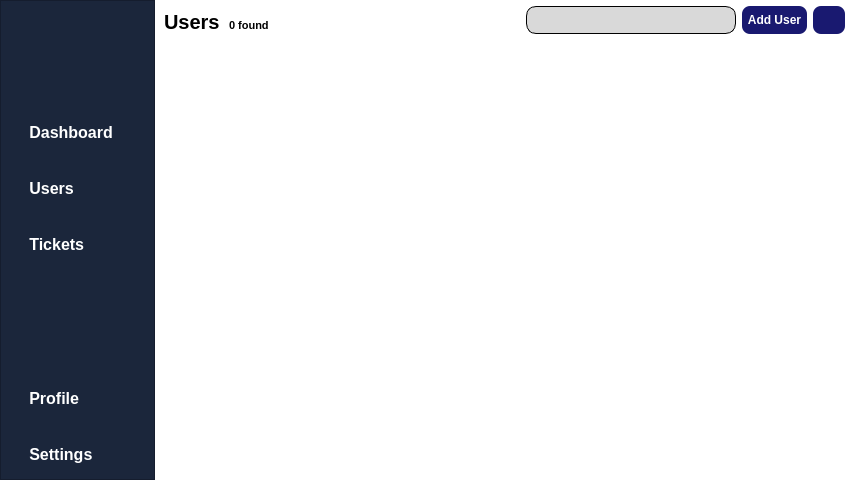
Qt form forms/FaroBT.ui (VogelPapaFinn/FaroBT) before a commit.
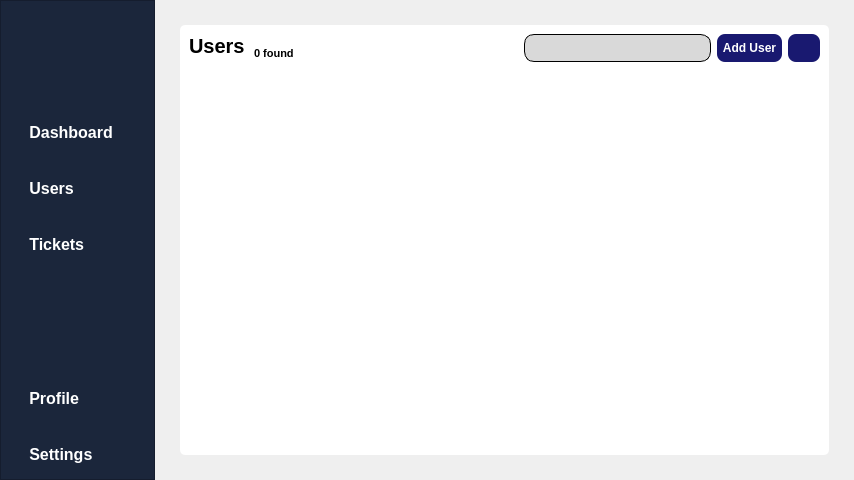
The same form after that commit. Icons and pictures are not drawn. Custom widgets are drawn as their Qt base class.

Commit message: Working on the User Site

```diff
--- a/forms/FaroBT.ui
+++ b/forms/FaroBT.ui
@@ -383,52 +383,50 @@
         </item>
        </layout>
       </widget>
-      <widget class="QWidget" name="user_site">
+      <widget class="QWidget" name="user_site_widget">
        <property name="styleSheet">
-        <string notr="true">#user_site
-{
-	background-color: white;
-}</string>
+        <string notr="true"/>
        </property>
        <layout class="QVBoxLayout" name="verticalLayout_4">
-        <property name="spacing">
-         <number>0</number>
-        </property>
         <property name="leftMargin">
-         <number>0</number>
+         <number>25</number>
         </property>
         <property name="topMargin">
-         <number>0</number>
+         <number>25</number>
         </property>
         <property name="rightMargin">
-         <number>0</number>
+         <number>25</number>
         </property>
         <property name="bottomMargin">
-         <number>0</number>
+         <number>25</number>
         </property>
         <item>
-         <widget class="QFrame" name="list_header">
-          <property name="sizePolicy">
-           <sizepolicy hsizetype="Preferred" vsizetype="Maximum">
-            <horstretch>0</horstretch>
-            <verstretch>0</verstretch>
-           </sizepolicy>
+         <widget class="UserSite" name="user_site">
+          <property name="styleSheet">
+           <string notr="true">#user_site
+{
+	background-color: white;
+	border-radius: 5px;
+}</string>
+          </property>
+          <property name="frameShape">
+           <enum>QFrame::StyledPanel</enum>
+          </property>
+          <property name="frameShadow">
+           <enum>QFrame::Raised</enum>
           </property>
           <layout class="QVBoxLayout" name="verticalLayout_3">
-           <property name="spacing">
-            <number>0</number>
-           </property>
            <property name="leftMargin">
             <number>0</number>
            </property>
            <property name="topMargin">
-            <number>6</number>
+            <number>9</number>
            </property>
            <property name="rightMargin">
             <number>0</number>
            </property>
            <property name="bottomMargin">
-            <number>6</number>
+            <number>0</number>
            </property>
            <item>
             <layout class="QHBoxLayout" name="header_table">
@@ -441,7 +439,7 @@
              <property name="rightMargin">
               <number>9</number>
              </property>
-             <item alignment="Qt::AlignBottom">
+             <item alignment="Qt::AlignTop">
               <widget class="QLabel" name="users_title">
                <property name="sizePolicy">
                 <sizepolicy hsizetype="Maximum" vsizetype="Preferred">
@@ -722,64 +720,45 @@
              </item>
             </layout>
            </item>
-          </layout>
-         </widget>
-        </item>
-        <item>
-         <widget class="QScrollArea" name="table_scroll_area">
-          <property name="styleSheet">
-           <string notr="true">#table_scroll_area
+           <item>
+            <widget class="QTableView" name="table_view">
+             <property name="focusPolicy">
+              <enum>Qt::NoFocus</enum>
+             </property>
+             <property name="autoFillBackground">
+              <bool>false</bool>
+             </property>
+             <property name="styleSheet">
+              <string notr="true">#table_view
 {
+	background-color: transparent;
 	border: none;
-}</string>
-          </property>
-          <property name="widgetResizable">
-           <bool>true</bool>
-          </property>
-          <widget class="QWidget" name="scroll_area_data_container">
-           <property name="geometry">
-            <rect>
-             <x>0</x>
-             <y>0</y>
-             <width>699</width>
-             <height>438</height>
-            </rect>
-           </property>
-           <property name="styleSheet">
-            <string notr="true">#scroll_area_data_container
+}
+
+#table_view::item
 {
-	background-color: white;
-}</string>
-           </property>
-           <layout class="QVBoxLayout" name="scroll_area_data_container_layout">
-            <property name="spacing">
-             <number>0</number>
-            </property>
-            <property name="leftMargin">
-             <number>0</number>
-            </property>
-            <property name="topMargin">
-             <number>0</number>
-            </property>
-            <property name="rightMargin">
-             <number>0</number>
-            </property>
-            <property name="bottomMargin">
-             <number>0</number>
-            </property>
-            <item>
-             <widget class="QTableView" name="table_view">
-              <property name="styleSheet">
-               <string notr="true">#table_view
+	border: 0px;
+	padding-left: 12px;
+}
+
+#table_view::item:selected
 {
-	border: none;
+	background-color: #add8e6;
 }
 </string>
-              </property>
-             </widget>
-            </item>
-           </layout>
-          </widget>
+             </property>
+             <property name="showGrid">
+              <bool>false</bool>
+             </property>
+             <property name="sortingEnabled">
+              <bool>false</bool>
+             </property>
+             <property name="cornerButtonEnabled">
+              <bool>false</bool>
+             </property>
+            </widget>
+           </item>
+          </layout>
          </widget>
         </item>
        </layout>
@@ -797,6 +776,12 @@
    <header>SideBar.h</header>
    <container>1</container>
   </customwidget>
+  <customwidget>
+   <class>UserSite</class>
+   <extends>QFrame</extends>
+   <header>UserSite/UserSite.h</header>
+   <container>1</container>
+  </customwidget>
  </customwidgets>
  <resources>
   <include location="../MainResourceFile.qrc"/>
```
The commit also changes 20 other files.
